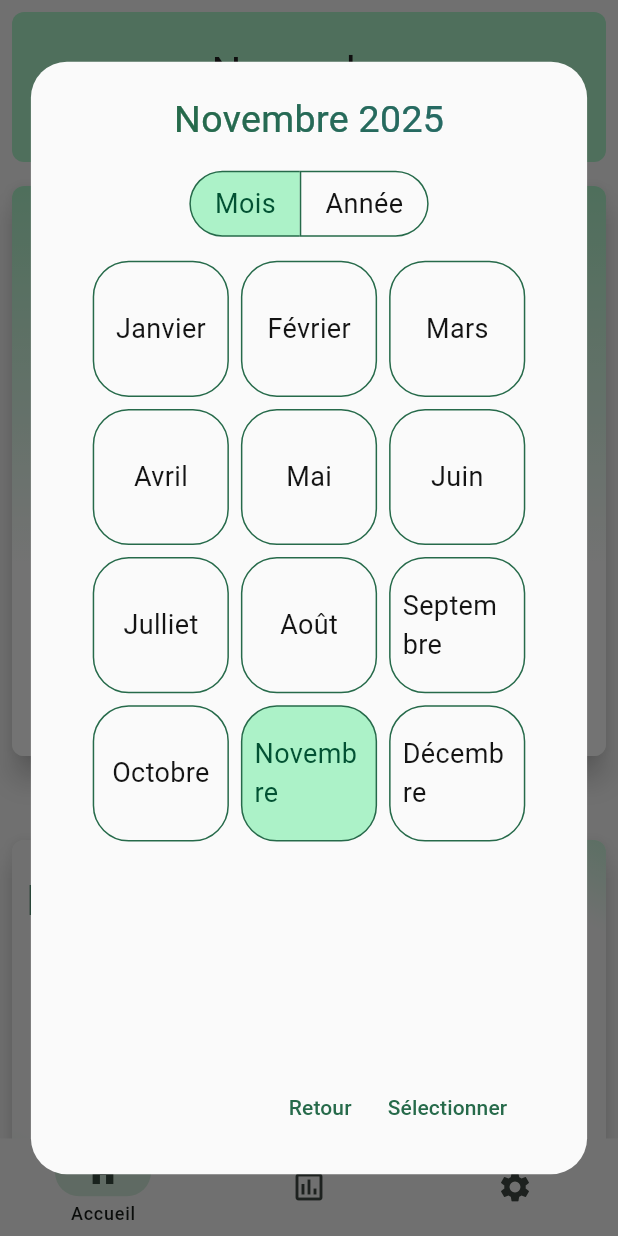
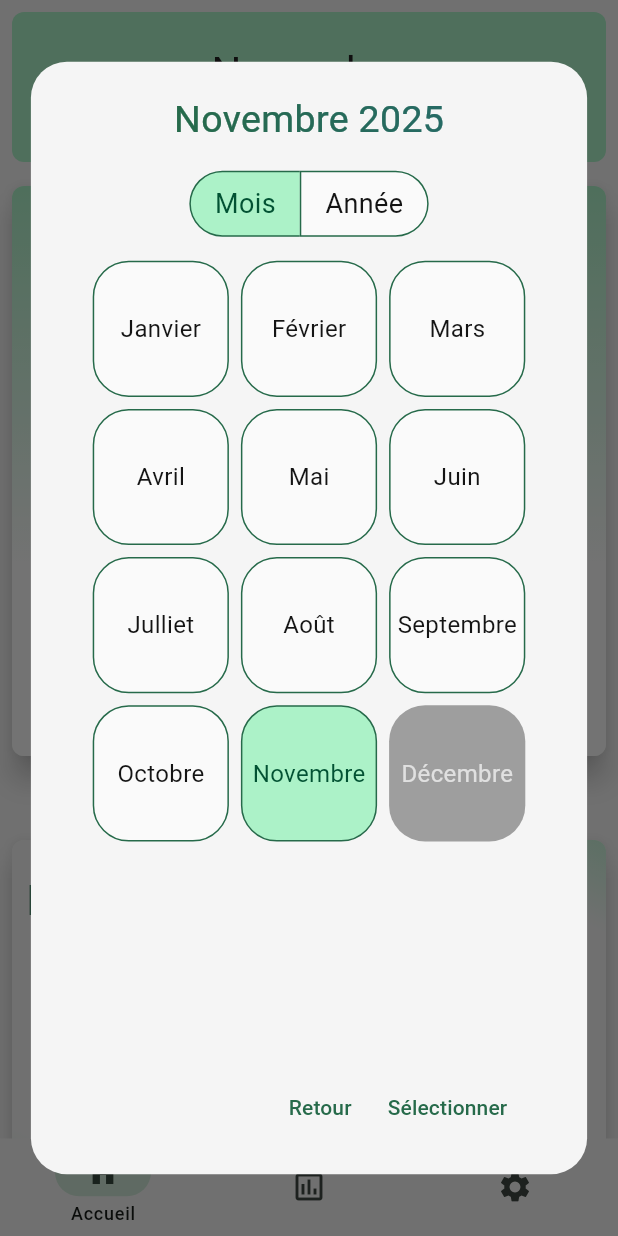
Before and after one commit to SylaneCpn/pense, a Flutter app: the screen it shows after launch, after a tap on "Novembre", on a phone screen of 412 x 824 dp. Run offline on Flutter 3.47's test engine with Material 3 defaults, Android fonts, the phone set to English and light mode, and no system bars; drawn by our look-alikes of dynamic_color; our stand-ins replace fl_chart.

Commit message:
DateSelect impl

```diff
--- a/lib/ui/main_page/add_category_widget.dart
+++ b/lib/ui/main_page/add_category_widget.dart
@@ -28,7 +28,7 @@ class _AddCategoryWidgetState extends State<AddCategoryWidget> {
   Widget build(BuildContext context) {
     final appState = context.read<AppState>();
     return AlertDialog(
-      backgroundColor: appState.lessContrastBackgroundColor(),
+      backgroundColor: appState.lightBackgroundColor(),
       title: Text("Ajouter une catégorie."),
       actions: [
         TextButton(
--- a/lib/ui/main_page/add_source_widget.dart
+++ b/lib/ui/main_page/add_source_widget.dart
@@ -41,7 +41,7 @@ class _AddSourceWidgetState extends State<AddSourceWidget> {
   Widget build(BuildContext context) {
     final appState = context.read<AppState>();
     return AlertDialog(
-      backgroundColor: appState.lessContrastBackgroundColor(),
+      backgroundColor: appState.lightBackgroundColor(),
       title: Text("Ajouter une source."),
       actions: [
         TextButton(
--- a/lib/ui/utils/date_selector.dart
+++ b/lib/ui/utils/date_selector.dart
@@ -66,8 +66,8 @@ class _DateSelectorState extends State<DateSelector> {
           ),
           Expanded(
             child: isMonthSelected
-                  ? MonthSelect(month: month, setMonthCallBack: setMonth)
-                  : YearSelect(year: year),
+                ? MonthSelect(selectedMonth: month, selectedYear: year , setMonthCallBack: setMonth)
+                : YearSelect(selectedYear: year , setYearCallBack: setYear,),
           ),
 
           actions.Actions(
@@ -186,45 +186,119 @@ class DateTypeSelector extends StatelessWidget {
 }
 
 class MonthSelect extends StatelessWidget {
-  final Month month;
+  final Month selectedMonth;
+  final int selectedYear;
   final void Function(Month) setMonthCallBack;
   const MonthSelect({
     super.key,
-    required this.month,
+    required this.selectedMonth,
+    required this.selectedYear,
     required this.setMonthCallBack,
+  });
+
+  bool isDesactivated(Month month) {
+    return month.isFuture(selectedYear);
+  }
+
+  @override
+  Widget build(BuildContext context) {
+    return LayoutBuilder(
+      builder: (context, constraints) {
+        final spacing = 8.0;
+        final count = switch (constraints.maxWidth) {
+          < 150 => 1,
+          < 200 => 2,
+          < 400 => 3,
+          < 1000 => 4,
+          _ => 5,
+        };
+        return GridView.count(
+          mainAxisSpacing: spacing,
+          crossAxisSpacing: spacing,
+          crossAxisCount: count,
+          children: Month.values
+              .map(
+                (m) => GestureDetector(
+                  onTap: isDesactivated(m) ? null : () => setMonthCallBack(m),
+                  child: LabeledBox(
+                    label: m.toStringFr(),
+                    isSelected: m == selectedMonth,
+                    isDesactivated: isDesactivated(m),
+                  ),
+                ),
+              )
+              .toList(),
+        );
+      },
+    );
+  }
+}
+
+class YearSelect extends StatelessWidget {
+  final int selectedYear;
+  final int begin;
+  final void Function(int) setYearCallBack;
+  const YearSelect({
+    super.key,
+    required this.selectedYear,
+    required this.setYearCallBack,
+    this.begin = 1970
   });
 
   @override
   Widget build(BuildContext context) {
+    return LayoutBuilder(
+      builder: (context, constraints) {
+        final spacing = 8.0;
+        final count = switch (constraints.maxWidth) {
+          < 150 => 1,
+          < 200 => 2,
+          < 400 => 3,
+          < 1000 => 4,
+          _ => 5,
+        };
+        final currentYear = DateTime.now().year;
         return GridView.count(
-      mainAxisSpacing: 8.0,
-      crossAxisSpacing: 8.0,
-      crossAxisCount: 3,
-      children: List.generate(
-        12,
-        (index) => GestureDetector(
-          onTap: () => setMonthCallBack(Month.values[index]),
-          child: MonthBox(
-            month: Month.values[index],
-            isSelected: Month.values[index] == month,
+          mainAxisSpacing: spacing,
+          crossAxisSpacing: spacing,
+          crossAxisCount: count,
+          children: List<Widget>.generate(currentYear - begin + 1, (index) {
+            final year = currentYear - index;
+            return GestureDetector(
+              onTap: () => setYearCallBack(year),
+              child: LabeledBox(
+                label: year.toString(),
+                isSelected: year == selectedYear,
               ),
-        ),
-      ),
+            );
+          }),
+        );
+      },
     );
   }
 }
 
-class MonthBox extends StatelessWidget {
+class LabeledBox extends StatelessWidget {
   final bool isSelected;
-  final Month month;
-  const MonthBox({super.key, required this.month, this.isSelected = false});
+  final bool isDesactivated;
+  final String label;
+  const LabeledBox({
+    super.key,
+    required this.label,
+    this.isSelected = false,
+    this.isDesactivated = false,
+  });
 
   TextStyle style(BuildContext context, AppState appState, bool isSelected) {
     return TextStyle(
-      color: isSelected
+      color: isDesactivated
+          ? Colors.grey[300]
+          : isSelected
           ? appState.onPrimaryContainer(context)
           : appState.onLessContrastBackgroundColor(),
-      fontSize: PortView.biggerRegularTextSize(MediaQuery.widthOf(context)),
+      fontSize: PortView.slightlyBiggerRegularTextSize(
+        MediaQuery.widthOf(context),
+      ),
     );
   }
 
@@ -232,32 +306,21 @@ class MonthBox extends StatelessWidget {
   Widget build(BuildContext context) {
     final appState = context.watch<AppState>();
     return Container(
-      padding: EdgeInsets.all(8.0),
       decoration: BoxDecoration(
-        color: isSelected
+        borderRadius: BorderRadius.circular(24.0),
+        color: isDesactivated
+            ? Colors.grey
+            : isSelected
             ? appState.primaryContainer(context)
             : appState.lessContrastBackgroundColor(),
-        border: Border.all(color: appState.primaryColor(context)),
-        borderRadius: BorderRadius.circular(24.0),
+        border: isDesactivated
+            ? null
+            : Border.all(color: appState.primaryColor(context)),
       ),
 
       child: Center(
-        child: Text(
-          style: style(context, appState, isSelected),
-          month.toStringFr(),
-        ),
+        child: Text(style: style(context, appState, isSelected), label),
       ),
     );
   }
 }
-
-class YearSelect extends StatelessWidget {
-  final int year;
-  const YearSelect({super.key, required this.year});
-
-  @override
-  Widget build(BuildContext context) {
-    // TODO: implement build
-    return Placeholder();
-  }
-}
--- a/lib/ui/utils/dialog_box.dart
+++ b/lib/ui/utils/dialog_box.dart
@@ -24,7 +24,7 @@ class DialogBox extends StatelessWidget{
           child: Container(
             padding: EdgeInsets.only(left : verticalPadding, right: verticalPadding , top:  horizontalPadding , bottom: horizontalPadding ),
             decoration: BoxDecoration(
-              color: appState.lessContrastBackgroundColor(),
+              color: appState.lightBackgroundColor(),
               borderRadius: BorderRadius.circular(24.0),
             ),
             child: child,
```
Lines whose indentation alone changed are shown as unchanged.
